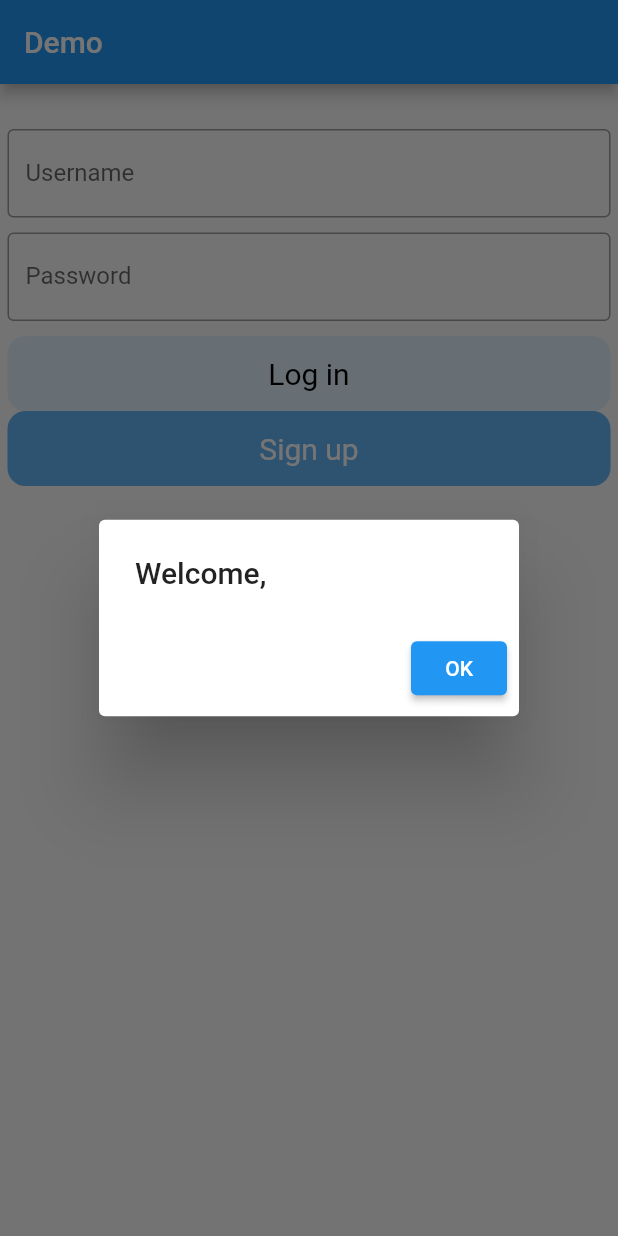
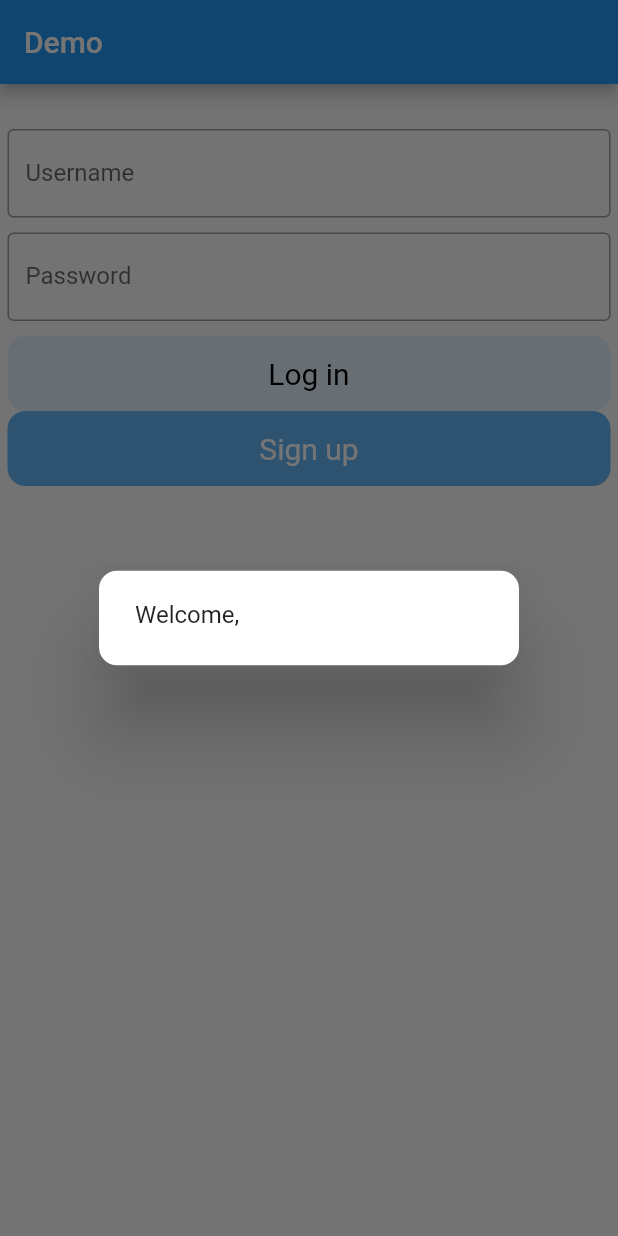
Before and after one commit to hardy1234554321/myapp, a Flutter app: the screen it shows after launch, after a tap on "Sign up", on a phone screen of 412 x 824 dp. Run offline on Flutter 3.47's test engine with Material 2 defaults, Android fonts, the phone set to English and light mode, and no system bars.

```diff
--- a/lib/main.dart
+++ b/lib/main.dart
@@ -40,23 +40,17 @@ class formSectionState extends State<formSection> {
     }
   }
 
-  showAlertDialog(context) {
-    AlertDialog dialog = AlertDialog(
-      title: Text('Welcome, ${usernameController.text}'),
-      actions: [
-        ElevatedButton(
-            onPressed: () {
-              Navigator.pop(context);
-            },
-            child: const Text('OK')),
-      ],
+  void showAlertDialog(context) {
+    showDialog(
+      context: context,
+      builder: (BuildContext context) {
+        return AlertDialog(
+          content: Text('Welcome, ${usernameController.text}'),
+          shape: const RoundedRectangleBorder(
+              borderRadius: BorderRadius.all(Radius.circular(12.0))),
+        );
+      },
     );
-
-    showDialog(
-        context: context,
-        builder: (BuildContext context) {
-          return dialog;
-        });
   }
 
   @override
```
